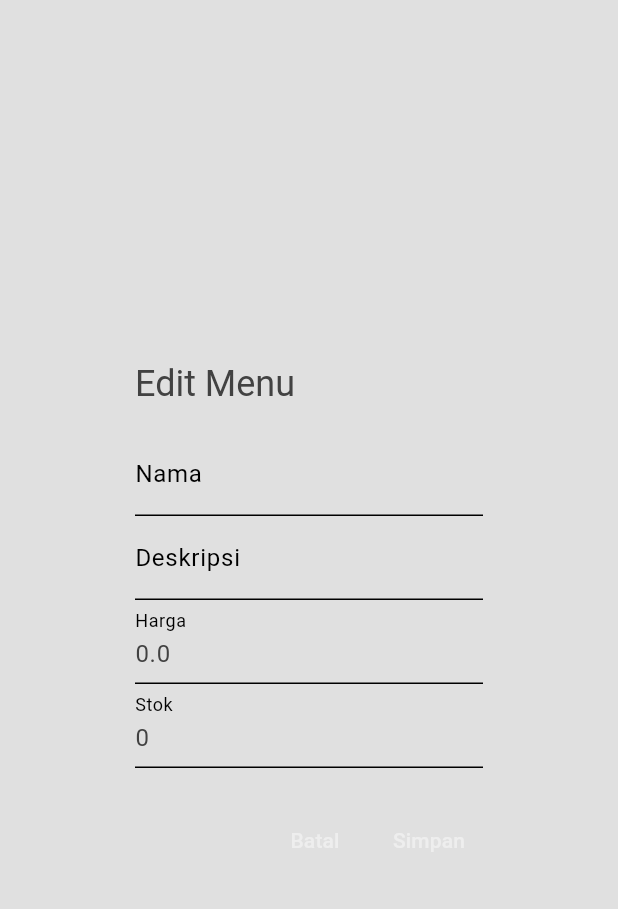
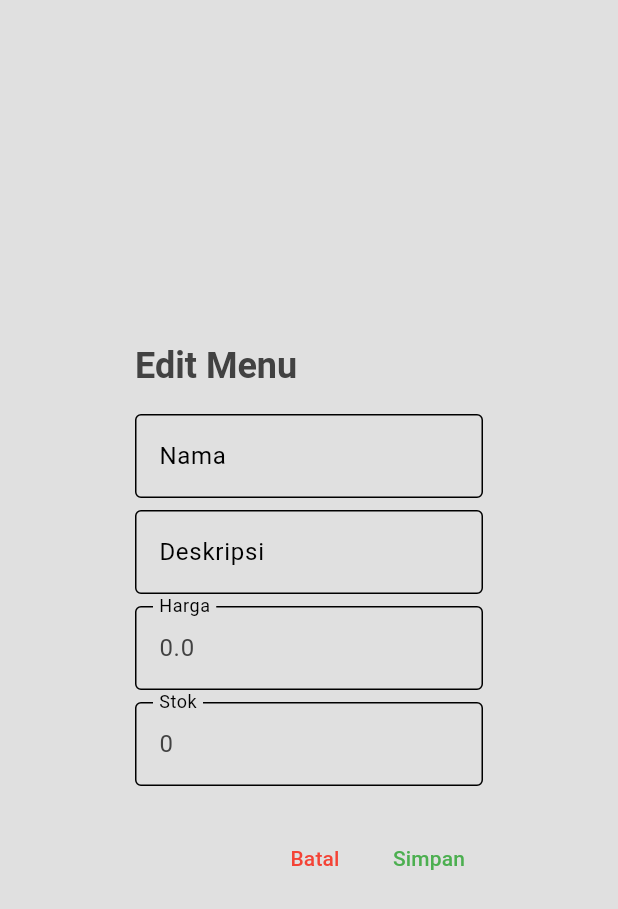
Before and after one commit to Kasehito/Firebase-Project, a Flutter app: the EditMenuDialog widget shown alone on an empty page, opened directly with empty values, on a phone screen of 412 x 824 dp. Shown: the top 909 px of the screen. Run offline on Flutter 3.47's test engine with Material 3 defaults, Android fonts, the phone set to English and light mode, and no system bars; our stand-ins replace cloud_firestore, firebase_auth, firebase_core, firebase_messaging, firebase_storage, flutter_local_notifications and 3 more; accounts and stored records are empty.

Commit message:
style: [NR] redesigned edit Popup

```diff
--- a/lib/widgets/edit_menu_dialog.dart
+++ b/lib/widgets/edit_menu_dialog.dart
@@ -24,29 +24,50 @@ class EditMenuDialog extends StatelessWidget {
     int stock = initialStock;
 
     return AlertDialog(
-      title: const Text('Edit Menu'),
+      shape: RoundedRectangleBorder(
+        borderRadius: BorderRadius.circular(12),
+      ),
+      title: const Text(
+        'Edit Menu',
+        style: TextStyle(fontWeight: FontWeight.bold),
+      ),
       content: SingleChildScrollView(
         child: Column(
           mainAxisSize: MainAxisSize.min,
           children: [
             TextField(
-              decoration: const InputDecoration(labelText: 'Nama'),
+              decoration: const InputDecoration(
+                labelText: 'Nama',
+                border: OutlineInputBorder(),
+              ),
               controller: TextEditingController(text: name),
               onChanged: (value) => name = value,
             ),
+            const SizedBox(height: 8),
             TextField(
-              decoration: const InputDecoration(labelText: 'Deskripsi'),
+              decoration: const InputDecoration(
+                labelText: 'Deskripsi',
+                border: OutlineInputBorder(),
+              ),
               controller: TextEditingController(text: description),
               onChanged: (value) => description = value,
             ),
+            const SizedBox(height: 8),
             TextField(
-              decoration: const InputDecoration(labelText: 'Harga'),
+              decoration: const InputDecoration(
+                labelText: 'Harga',
+                border: OutlineInputBorder(),
+              ),
               keyboardType: TextInputType.number,
               controller: TextEditingController(text: price.toString()),
               onChanged: (value) => price = double.tryParse(value) ?? price,
             ),
+            const SizedBox(height: 8),
             TextField(
-              decoration: const InputDecoration(labelText: 'Stok'),
+              decoration: const InputDecoration(
+                labelText: 'Stok',
+                border: OutlineInputBorder(),
+              ),
               keyboardType: TextInputType.number,
               controller: TextEditingController(text: stock.toString()),
               onChanged: (value) => stock = int.tryParse(value) ?? stock,
@@ -57,14 +78,20 @@ class EditMenuDialog extends StatelessWidget {
       actions: [
         TextButton(
           onPressed: () => Navigator.pop(context),
-          child: const Text('Batal'),
+          child: const Text(
+            'Batal',
+            style: TextStyle(color: Colors.red),
+          ),
         ),
         TextButton(
           onPressed: () {
             onSave(name, description, price, stock);
             Navigator.pop(context);
           },
-          child: const Text('Simpan'),
+          child: const Text(
+            'Simpan',
+            style: TextStyle(color: Colors.green),
+          ),
         ),
       ],
     );
```
Also changed, not shown: lib/widgets/edit_delete_dialog.dart (+29 -3 lines), 1 other file.
